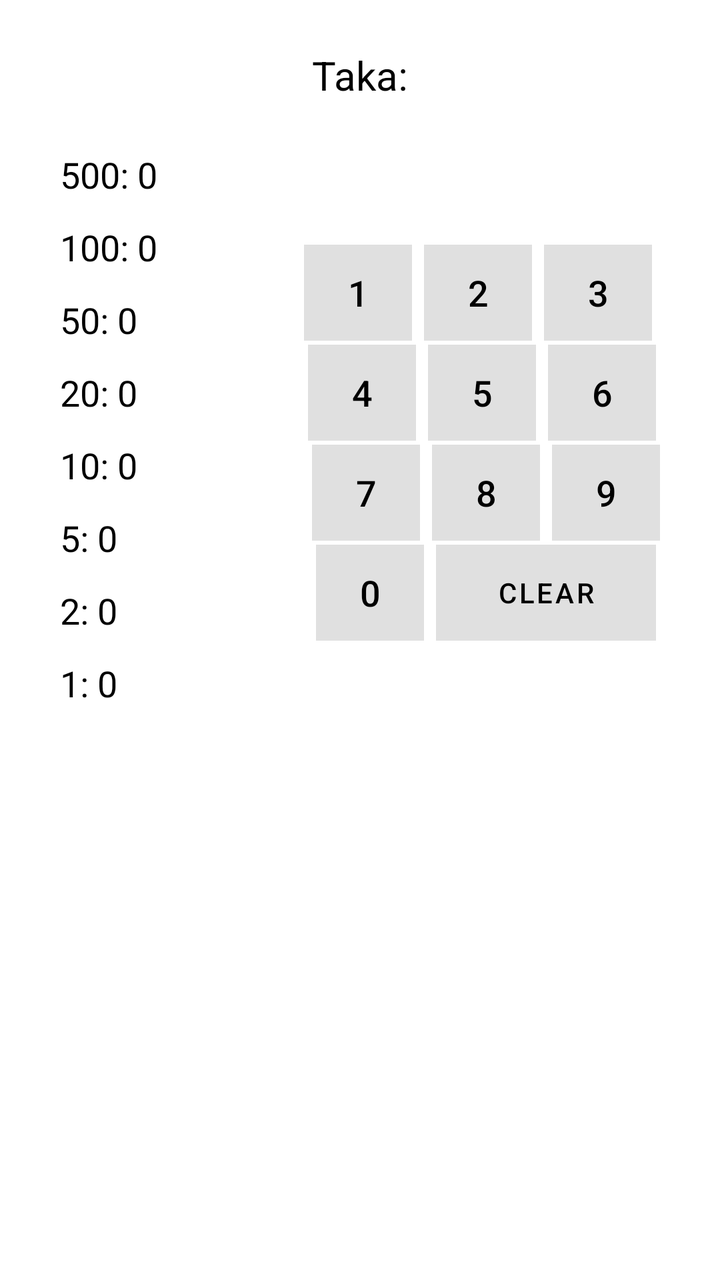
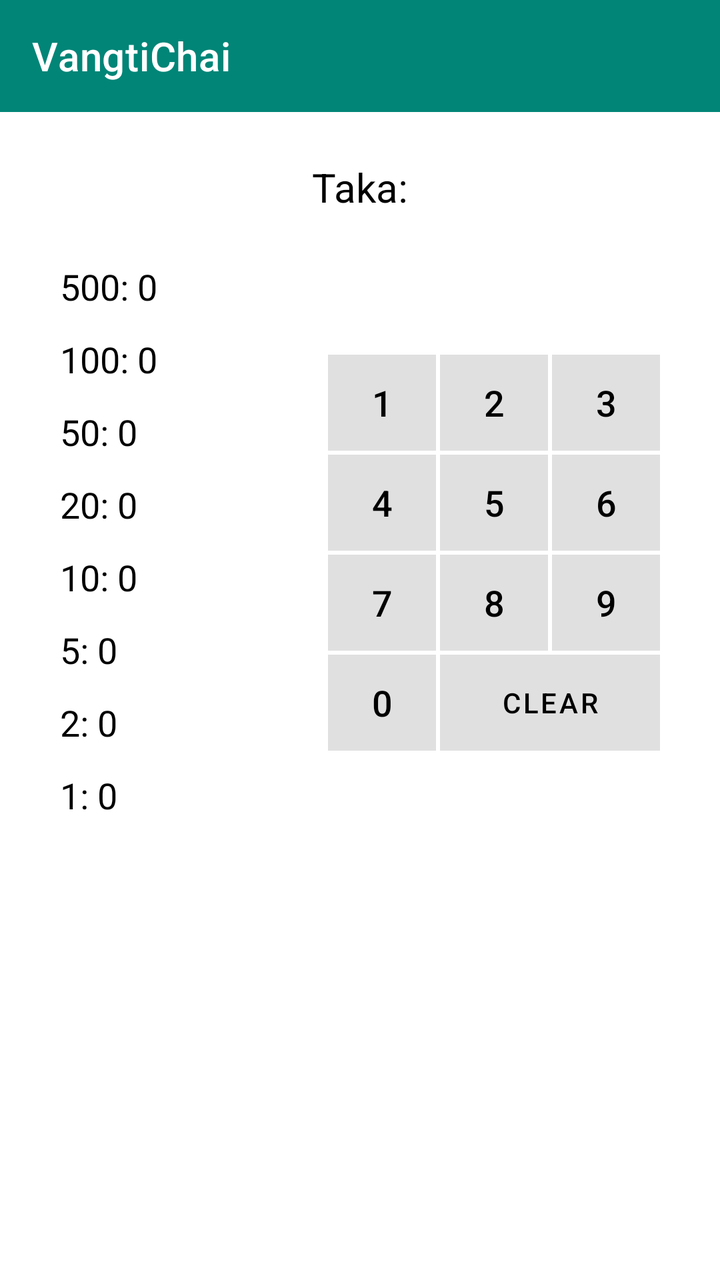

An Android layout rendered at two revisions. The XML below is the earlier revision; the diff shows what the commit changed to produce the second picture.
<!-- AndroidManifest.xml: application theme Theme.Assignment01 -->
<!-- res/layout/activity_main.xml -->
<?xml version="1.0" encoding="utf-8"?>
<androidx.constraintlayout.widget.ConstraintLayout xmlns:android="http://schemas.android.com/apk/res/android"
    xmlns:app="http://schemas.android.com/apk/res-auto"
    xmlns:tools="http://schemas.android.com/tools"
    android:layout_width="match_parent"
    android:layout_height="match_parent"
    android:paddingStart="@dimen/screen_margin_left_right"
    android:paddingTop="@dimen/screen_margin_top"
    android:paddingEnd="@dimen/screen_margin_left_right"
    android:paddingBottom="@dimen/screen_margin_bottom"
    tools:context=".MainActivity">

    
    <TextView
        android:id="@+id/tvTakaDisplay"
        android:layout_width="wrap_content"
        android:layout_height="wrap_content"
        android:text="@string/taka_label_empty"
        android:textColor="@color/black"
        android:textSize="@dimen/taka_text_size"
        app:layout_constraintEnd_toEndOf="parent"
        app:layout_constraintStart_toStartOf="parent"
        app:layout_constraintTop_toTopOf="parent" />

    
    <LinearLayout
        android:id="@+id/llNotesList"
        android:layout_width="wrap_content"
        android:layout_height="wrap_content"
        android:layout_marginTop="@dimen/taka_margin_bottom"
        android:orientation="vertical"
        app:layout_constraintStart_toStartOf="parent"
        app:layout_constraintTop_toBottomOf="@id/tvTakaDisplay">

        <TextView
            android:id="@+id/tvNote500"
            android:layout_width="wrap_content"
            android:layout_height="wrap_content"
            android:layout_marginBottom="@dimen/note_margin_bottom"
            android:text="@string/note_500_init"
            android:textColor="@color/black"
            android:textSize="@dimen/note_text_size" />

        <TextView
            android:id="@+id/tvNote100"
            android:layout_width="wrap_content"
            android:layout_height="wrap_content"
            android:layout_marginBottom="@dimen/note_margin_bottom"
            android:text="@string/note_100_init"
            android:textColor="@color/black"
            android:textSize="@dimen/note_text_size" />

        <TextView
            android:id="@+id/tvNote50"
            android:layout_width="wrap_content"
            android:layout_height="wrap_content"
            android:layout_marginBottom="@dimen/note_margin_bottom"
            android:text="@string/note_50_init"
            android:textColor="@color/black"
            android:textSize="@dimen/note_text_size" />

        <TextView
            android:id="@+id/tvNote20"
            android:layout_width="wrap_content"
            android:layout_height="wrap_content"
            android:layout_marginBottom="@dimen/note_margin_bottom"
            android:text="@string/note_20_init"
            android:textColor="@color/black"
            android:textSize="@dimen/note_text_size" />

        <TextView
            android:id="@+id/tvNote10"
            android:layout_width="wrap_content"
            android:layout_height="wrap_content"
            android:layout_marginBottom="@dimen/note_margin_bottom"
            android:text="@string/note_10_init"
            android:textColor="@color/black"
            android:textSize="@dimen/note_text_size" />

        <TextView
            android:id="@+id/tvNote5"
            android:layout_width="wrap_content"
            android:layout_height="wrap_content"
            android:layout_marginBottom="@dimen/note_margin_bottom"
            android:text="@string/note_5_init"
            android:textColor="@color/black"
            android:textSize="@dimen/note_text_size" />

        <TextView
            android:id="@+id/tvNote2"
            android:layout_width="wrap_content"
            android:layout_height="wrap_content"
            android:layout_marginBottom="@dimen/note_margin_bottom"
            android:text="@string/note_2_init"
            android:textColor="@color/black"
            android:textSize="@dimen/note_text_size" />

        <TextView
            android:id="@+id/tvNote1"
            android:layout_width="wrap_content"
            android:layout_height="wrap_content"
            android:layout_marginBottom="@dimen/note_margin_bottom"
            android:text="@string/note_1_init"
            android:textColor="@color/black"
            android:textSize="@dimen/note_text_size" />
    </LinearLayout>

    
    <androidx.constraintlayout.widget.ConstraintLayout
        android:id="@+id/clKeypad"
        android:layout_width="wrap_content"
        android:layout_height="wrap_content"
        app:layout_constraintBottom_toBottomOf="@id/llNotesList"
        app:layout_constraintEnd_toEndOf="parent"
        app:layout_constraintTop_toTopOf="@id/llNotesList">

        
        <com.google.android.material.button.MaterialButton
            android:id="@+id/btn1"
            style="@style/Widget.MaterialComponents.Button.UnelevatedButton"
            android:layout_width="@dimen/keypad_button_width"
            android:layout_height="@dimen/keypad_button_height"
            android:layout_margin="@dimen/keypad_button_margin"
            android:backgroundTint="@color/keypad_btn_bg"
            android:insetTop="@dimen/btn_inset"
            android:insetBottom="@dimen/btn_inset"
            android:padding="@dimen/btn_padding"
            android:text="@string/digit_1"
            android:textColor="@color/keypad_btn_text"
            android:textSize="@dimen/keypad_text_size"
            app:cornerRadius="@dimen/btn_corner_radius"
            app:layout_constraintEnd_toStartOf="@id/btn2"
            app:layout_constraintStart_toStartOf="parent"
            app:layout_constraintTop_toTopOf="parent" />

        <com.google.android.material.button.MaterialButton
            android:id="@+id/btn2"
            style="@style/Widget.MaterialComponents.Button.UnelevatedButton"
            android:layout_width="@dimen/keypad_button_width"
            android:layout_height="@dimen/keypad_button_height"
            android:layout_margin="@dimen/keypad_button_margin"
            android:backgroundTint="@color/keypad_btn_bg"
            android:insetTop="@dimen/btn_inset"
            android:insetBottom="@dimen/btn_inset"
            android:padding="@dimen/btn_padding"
            android:text="@string/digit_2"
            android:textColor="@color/keypad_btn_text"
            android:textSize="@dimen/keypad_text_size"
            app:cornerRadius="@dimen/btn_corner_radius"
            app:layout_constraintEnd_toStartOf="@id/btn3"
            app:layout_constraintStart_toEndOf="@id/btn1"
            app:layout_constraintTop_toTopOf="parent" />

        <com.google.android.material.button.MaterialButton
            android:id="@+id/btn3"
            style="@style/Widget.MaterialComponents.Button.UnelevatedButton"
            android:layout_width="@dimen/keypad_button_width"
            android:layout_height="@dimen/keypad_button_height"
            android:layout_margin="@dimen/keypad_button_margin"
            android:backgroundTint="@color/keypad_btn_bg"
            android:insetTop="@dimen/btn_inset"
            android:insetBottom="@dimen/btn_inset"
            android:padding="@dimen/btn_padding"
            android:text="@string/digit_3"
            android:textColor="@color/keypad_btn_text"
            android:textSize="@dimen/keypad_text_size"
            app:cornerRadius="@dimen/btn_corner_radius"
            app:layout_constraintEnd_toEndOf="parent"
            app:layout_constraintStart_toEndOf="@id/btn2"
            app:layout_constraintTop_toTopOf="parent" />

        
        <com.google.android.material.button.MaterialButton
            android:id="@+id/btn4"
            style="@style/Widget.MaterialComponents.Button.UnelevatedButton"
            android:layout_width="@dimen/keypad_button_width"
            android:layout_height="@dimen/keypad_button_height"
            android:layout_margin="@dimen/keypad_button_margin"
            android:backgroundTint="@color/keypad_btn_bg"
            android:insetTop="@dimen/btn_inset"
            android:insetBottom="@dimen/btn_inset"
            android:padding="@dimen/btn_padding"
            android:text="@string/digit_4"
            android:textColor="@color/keypad_btn_text"
            android:textSize="@dimen/keypad_text_size"
            app:cornerRadius="@dimen/btn_corner_radius"
            app:layout_constraintStart_toStartOf="@id/btn1"
            app:layout_constraintTop_toBottomOf="@id/btn1" />

        <com.google.android.material.button.MaterialButton
            android:id="@+id/btn5"
            style="@style/Widget.MaterialComponents.Button.UnelevatedButton"
            android:layout_width="@dimen/keypad_button_width"
            android:layout_height="@dimen/keypad_button_height"
            android:layout_margin="@dimen/keypad_button_margin"
            android:backgroundTint="@color/keypad_btn_bg"
            android:insetTop="@dimen/btn_inset"
            android:insetBottom="@dimen/btn_inset"
            android:padding="@dimen/btn_padding"
            android:text="@string/digit_5"
            android:textColor="@color/keypad_btn_text"
            android:textSize="@dimen/keypad_text_size"
            app:cornerRadius="@dimen/btn_corner_radius"
            app:layout_constraintStart_toStartOf="@id/btn2"
            app:layout_constraintTop_toBottomOf="@id/btn2" />

        <com.google.android.material.button.MaterialButton
            android:id="@+id/btn6"
            style="@style/Widget.MaterialComponents.Button.UnelevatedButton"
            android:layout_width="@dimen/keypad_button_width"
            android:layout_height="@dimen/keypad_button_height"
            android:layout_margin="@dimen/keypad_button_margin"
            android:backgroundTint="@color/keypad_btn_bg"
            android:insetTop="@dimen/btn_inset"
            android:insetBottom="@dimen/btn_inset"
            android:padding="@dimen/btn_padding"
            android:text="@string/digit_6"
            android:textColor="@color/keypad_btn_text"
            android:textSize="@dimen/keypad_text_size"
            app:cornerRadius="@dimen/btn_corner_radius"
            app:layout_constraintStart_toStartOf="@id/btn3"
            app:layout_constraintTop_toBottomOf="@id/btn3" />

        
        <com.google.android.material.button.MaterialButton
            android:id="@+id/btn7"
            style="@style/Widget.MaterialComponents.Button.UnelevatedButton"
            android:layout_width="@dimen/keypad_button_width"
            android:layout_height="@dimen/keypad_button_height"
            android:layout_margin="@dimen/keypad_button_margin"
            android:backgroundTint="@color/keypad_btn_bg"
            android:insetTop="@dimen/btn_inset"
            android:insetBottom="@dimen/btn_inset"
            android:padding="@dimen/btn_padding"
            android:text="@string/digit_7"
            android:textColor="@color/keypad_btn_text"
            android:textSize="@dimen/keypad_text_size"
            app:cornerRadius="@dimen/btn_corner_radius"
            app:layout_constraintStart_toStartOf="@id/btn4"
            app:layout_constraintTop_toBottomOf="@id/btn4" />

        <com.google.android.material.button.MaterialButton
            android:id="@+id/btn8"
            style="@style/Widget.MaterialComponents.Button.UnelevatedButton"
            android:layout_width="@dimen/keypad_button_width"
            android:layout_height="@dimen/keypad_button_height"
            android:layout_margin="@dimen/keypad_button_margin"
            android:backgroundTint="@color/keypad_btn_bg"
            android:insetTop="@dimen/btn_inset"
            android:insetBottom="@dimen/btn_inset"
            android:padding="@dimen/btn_padding"
            android:text="@string/digit_8"
            android:textColor="@color/keypad_btn_text"
            android:textSize="@dimen/keypad_text_size"
            app:cornerRadius="@dimen/btn_corner_radius"
            app:layout_constraintStart_toStartOf="@id/btn5"
            app:layout_constraintTop_toBottomOf="@id/btn5" />

        <com.google.android.material.button.MaterialButton
            android:id="@+id/btn9"
            style="@style/Widget.MaterialComponents.Button.UnelevatedButton"
            android:layout_width="@dimen/keypad_button_width"
            android:layout_height="@dimen/keypad_button_height"
            android:layout_margin="@dimen/keypad_button_margin"
            android:backgroundTint="@color/keypad_btn_bg"
            android:insetTop="@dimen/btn_inset"
            android:insetBottom="@dimen/btn_inset"
            android:padding="@dimen/btn_padding"
            android:text="@string/digit_9"
            android:textColor="@color/keypad_btn_text"
            android:textSize="@dimen/keypad_text_size"
            app:cornerRadius="@dimen/btn_corner_radius"
            app:layout_constraintStart_toStartOf="@id/btn6"
            app:layout_constraintTop_toBottomOf="@id/btn6" />

        
        <com.google.android.material.button.MaterialButton
            android:id="@+id/btn0"
            style="@style/Widget.MaterialComponents.Button.UnelevatedButton"
            android:layout_width="@dimen/keypad_button_width"
            android:layout_height="@dimen/keypad_button_height"
            android:layout_margin="@dimen/keypad_button_margin"
            android:backgroundTint="@color/keypad_btn_bg"
            android:insetTop="@dimen/btn_inset"
            android:insetBottom="@dimen/btn_inset"
            android:padding="@dimen/btn_padding"
            android:text="@string/digit_0"
            android:textColor="@color/keypad_btn_text"
            android:textSize="@dimen/keypad_text_size"
            app:cornerRadius="@dimen/btn_corner_radius"
            app:layout_constraintStart_toStartOf="@id/btn7"
            app:layout_constraintTop_toBottomOf="@id/btn7" />

        <com.google.android.material.button.MaterialButton
            android:id="@+id/btnClear"
            style="@style/Widget.MaterialComponents.Button.UnelevatedButton"
            android:layout_width="0dp"
            android:layout_height="@dimen/keypad_button_height"
            android:layout_margin="@dimen/keypad_button_margin"
            android:backgroundTint="@color/keypad_btn_bg"
            android:insetTop="@dimen/btn_inset"
            android:insetBottom="@dimen/btn_inset"
            android:padding="@dimen/btn_padding"
            android:text="@string/btn_clear"
            android:textColor="@color/keypad_btn_text"
            android:textSize="@dimen/keypad_clear_text_size"
            app:cornerRadius="@dimen/btn_corner_radius"
            app:layout_constraintEnd_toEndOf="@id/btn9"
            app:layout_constraintStart_toStartOf="@id/btn8"
            app:layout_constraintTop_toBottomOf="@id/btn8" />

    </androidx.constraintlayout.widget.ConstraintLayout>

</androidx.constraintlayout.widget.ConstraintLayout>
<!-- resources referenced by this layout -->
<resources>
  <color name="black">#000000</color>
  <color name="keypad_btn_bg">#E0E0E0</color>
  <color name="keypad_btn_text">#000000</color>
  <dimen name="btn_corner_radius">0dp</dimen>
  <dimen name="btn_inset">0dp</dimen>
  <dimen name="btn_padding">0dp</dimen>
  <dimen name="keypad_button_height">48dp</dimen>
  <dimen name="keypad_button_margin">2dp</dimen>
  <dimen name="keypad_button_width">54dp</dimen>
  <dimen name="keypad_clear_text_size">14sp</dimen>
  <dimen name="keypad_text_size">18sp</dimen>
  <dimen name="note_margin_bottom">12dp</dimen>
  <dimen name="note_text_size">18sp</dimen>
  <dimen name="screen_margin_bottom">16dp</dimen>
  <dimen name="screen_margin_left_right">30dp</dimen>
  <dimen name="screen_margin_top">24dp</dimen>
  <dimen name="taka_margin_bottom">24dp</dimen>
  <dimen name="taka_text_size">20sp</dimen>
  <string name="btn_clear">CLEAR</string>
  <string name="digit_0">0</string>
  <string name="digit_1">1</string>
  <string name="digit_2">2</string>
  <string name="digit_3">3</string>
  <string name="digit_4">4</string>
  <string name="digit_5">5</string>
  <string name="digit_6">6</string>
  <string name="digit_7">7</string>
  <string name="digit_8">8</string>
  <string name="digit_9">9</string>
  <string name="note_100_init">100: 0</string>
  <string name="note_10_init">10: 0</string>
  <string name="note_1_init">1: 0</string>
  <string name="note_20_init">20: 0</string>
  <string name="note_2_init">2: 0</string>
  <string name="note_500_init">500: 0</string>
  <string name="note_50_init">50: 0</string>
  <string name="note_5_init">5: 0</string>
  <string name="taka_label_empty">Taka:</string>
  <style name="Theme.Assignment01" parent="Theme.MaterialComponents.DayNight.DarkActionBar">
          
          <item name="colorPrimary">@color/teal_primary</item>
          <item name="colorPrimaryVariant">@color/teal_primary_dark</item>
          <item name="colorOnPrimary">@color/white</item>
          
          <item name="colorSecondary">@color/teal_accent</item>
          <item name="colorOnSecondary">@color/white</item>
          
          <item name="android:statusBarColor">?attr/colorPrimaryVariant</item>
      </style>
  <color name="teal_primary">#008577</color>
  <color name="teal_primary_dark">#00574B</color>
  <color name="white">#FFFFFF</color>
  <color name="teal_accent">#004D40</color>
</resources>

<!-- the commit's change to res/layout/activity_main.xml (unified diff, before → after) -->
@@ -4,29 +4,40 @@
     xmlns:tools="http://schemas.android.com/tools"
     android:layout_width="match_parent"
     android:layout_height="match_parent"
-    android:paddingStart="@dimen/screen_margin_left_right"
-    android:paddingTop="@dimen/screen_margin_top"
-    android:paddingEnd="@dimen/screen_margin_left_right"
-    android:paddingBottom="@dimen/screen_margin_bottom"
+    android:fitsSystemWindows="true"
     tools:context=".MainActivity">
+
+    
+    <com.google.android.material.appbar.MaterialToolbar
+        android:id="@+id/toolbar"
+        android:layout_width="0dp"
+        android:layout_height="@dimen/toolbar_height"
+        android:background="?attr/colorPrimary"
+        app:title="@string/app_name"
+        app:titleTextColor="@color/white"
+        app:layout_constraintEnd_toEndOf="parent"
+        app:layout_constraintStart_toStartOf="parent"
+        app:layout_constraintTop_toTopOf="parent" />
 
     
     <TextView
         android:id="@+id/tvTakaDisplay"
         android:layout_width="wrap_content"
         android:layout_height="wrap_content"
+        android:layout_marginTop="@dimen/screen_margin_top"
         android:text="@string/taka_label_empty"
         android:textColor="@color/black"
         android:textSize="@dimen/taka_text_size"
         app:layout_constraintEnd_toEndOf="parent"
         app:layout_constraintStart_toStartOf="parent"
-        app:layout_constraintTop_toTopOf="parent" />
+        app:layout_constraintTop_toBottomOf="@id/toolbar" />
 
     
     <LinearLayout
         android:id="@+id/llNotesList"
         android:layout_width="wrap_content"
         android:layout_height="wrap_content"
+        android:layout_marginStart="@dimen/screen_margin_left_right"
         android:layout_marginTop="@dimen/taka_margin_bottom"
         android:orientation="vertical"
         app:layout_constraintStart_toStartOf="parent"
@@ -110,6 +121,7 @@
         android:id="@+id/clKeypad"
         android:layout_width="wrap_content"
         android:layout_height="wrap_content"
+        android:layout_marginEnd="@dimen/screen_margin_left_right"
         app:layout_constraintBottom_toBottomOf="@id/llNotesList"
         app:layout_constraintEnd_toEndOf="parent"
         app:layout_constraintTop_toTopOf="@id/llNotesList">
@@ -120,16 +132,17 @@
             style="@style/Widget.MaterialComponents.Button.UnelevatedButton"
             android:layout_width="@dimen/keypad_button_width"
             android:layout_height="@dimen/keypad_button_height"
-            android:layout_margin="@dimen/keypad_button_margin"
-            android:backgroundTint="@color/keypad_btn_bg"
-            android:insetTop="@dimen/btn_inset"
-            android:insetBottom="@dimen/btn_inset"
-            android:padding="@dimen/btn_padding"
+            android:layout_marginEnd="@dimen/keypad_button_margin"
+            android:layout_marginBottom="@dimen/keypad_button_margin"
+            android:backgroundTint="@color/keypad_btn_bg"
+            android:insetTop="@dimen/btn_inset"
+            android:insetBottom="@dimen/btn_inset"
+            android:padding="@dimen/btn_padding"
+            android:stateListAnimator="@null"
             android:text="@string/digit_1"
             android:textColor="@color/keypad_btn_text"
             android:textSize="@dimen/keypad_text_size"
             app:cornerRadius="@dimen/btn_corner_radius"
-            app:layout_constraintEnd_toStartOf="@id/btn2"
             app:layout_constraintStart_toStartOf="parent"
             app:layout_constraintTop_toTopOf="parent" />
 
@@ -138,16 +151,18 @@
             style="@style/Widget.MaterialComponents.Button.UnelevatedButton"
             android:layout_width="@dimen/keypad_button_width"
             android:layout_height="@dimen/keypad_button_height"
-            android:layout_margin="@dimen/keypad_button_margin"
-            android:backgroundTint="@color/keypad_btn_bg"
-            android:insetTop="@dimen/btn_inset"
-            android:insetBottom="@dimen/btn_inset"
-            android:padding="@dimen/btn_padding"
+            android:layout_marginStart="@dimen/keypad_button_margin"
+            android:layout_marginEnd="@dimen/keypad_button_margin"
+            android:layout_marginBottom="@dimen/keypad_button_margin"
+            android:backgroundTint="@color/keypad_btn_bg"
+            android:insetTop="@dimen/btn_inset"
+            android:insetBottom="@dimen/btn_inset"
+            android:padding="@dimen/btn_padding"
+            android:stateListAnimator="@null"
             android:text="@string/digit_2"
             android:textColor="@color/keypad_btn_text"
             android:textSize="@dimen/keypad_text_size"
             app:cornerRadius="@dimen/btn_corner_radius"
-            app:layout_constraintEnd_toStartOf="@id/btn3"
             app:layout_constraintStart_toEndOf="@id/btn1"
             app:layout_constraintTop_toTopOf="parent" />
 
@@ -156,11 +171,13 @@
             style="@style/Widget.MaterialComponents.Button.UnelevatedButton"
             android:layout_width="@dimen/keypad_button_width"
             android:layout_height="@dimen/keypad_button_height"
-            android:layout_margin="@dimen/keypad_button_margin"
-            android:backgroundTint="@color/keypad_btn_bg"
-            android:insetTop="@dimen/btn_inset"
-            android:insetBottom="@dimen/btn_inset"
-            android:padding="@dimen/btn_padding"
+            android:layout_marginStart="@dimen/keypad_button_margin"
+            android:layout_marginBottom="@dimen/keypad_button_margin"
+            android:backgroundTint="@color/keypad_btn_bg"
+            android:insetTop="@dimen/btn_inset"
+            android:insetBottom="@dimen/btn_inset"
+            android:padding="@dimen/btn_padding"
+            android:stateListAnimator="@null"
             android:text="@string/digit_3"
             android:textColor="@color/keypad_btn_text"
             android:textSize="@dimen/keypad_text_size"
@@ -175,15 +192,18 @@
             style="@style/Widget.MaterialComponents.Button.UnelevatedButton"
             android:layout_width="@dimen/keypad_button_width"
             android:layout_height="@dimen/keypad_button_height"
-            android:layout_margin="@dimen/keypad_button_margin"
-            android:backgroundTint="@color/keypad_btn_bg"
-            android:insetTop="@dimen/btn_inset"
-            android:insetBottom="@dimen/btn_inset"
-            android:padding="@dimen/btn_padding"
+            android:layout_marginTop="@dimen/keypad_button_margin"
+            android:layout_marginBottom="@dimen/keypad_button_margin"
+            android:backgroundTint="@color/keypad_btn_bg"
+            android:insetTop="@dimen/btn_inset"
+            android:insetBottom="@dimen/btn_inset"
+            android:padding="@dimen/btn_padding"
+            android:stateListAnimator="@null"
             android:text="@string/digit_4"
             android:textColor="@color/keypad_btn_text"
             android:textSize="@dimen/keypad_text_size"
             app:cornerRadius="@dimen/btn_corner_radius"
+            app:layout_constraintEnd_toEndOf="@id/btn1"
             app:layout_constraintStart_toStartOf="@id/btn1"
             app:layout_constraintTop_toBottomOf="@id/btn1" />
 
@@ -192,15 +212,18 @@
             style="@style/Widget.MaterialComponents.Button.UnelevatedButton"
             android:layout_width="@dimen/keypad_button_width"
             android:layout_height="@dimen/keypad_button_height"
-            android:layout_margin="@dimen/keypad_button_margin"
-            android:backgroundTint="@color/keypad_btn_bg"
-            android:insetTop="@dimen/btn_inset"
-            android:insetBottom="@dimen/btn_inset"
-            android:padding="@dimen/btn_padding"
+            android:layout_marginTop="@dimen/keypad_button_margin"
+            android:layout_marginBottom="@dimen/keypad_button_margin"
+            android:backgroundTint="@color/keypad_btn_bg"
+            android:insetTop="@dimen/btn_inset"
+            android:insetBottom="@dimen/btn_inset"
+            android:padding="@dimen/btn_padding"
+            android:stateListAnimator="@null"
             android:text="@string/digit_5"
             android:textColor="@color/keypad_btn_text"
             android:textSize="@dimen/keypad_text_size"
             app:cornerRadius="@dimen/btn_corner_radius"
+            app:layout_constraintEnd_toEndOf="@id/btn2"
             app:layout_constraintStart_toStartOf="@id/btn2"
             app:layout_constraintTop_toBottomOf="@id/btn2" />
 
@@ -209,15 +232,18 @@
             style="@style/Widget.MaterialComponents.Button.UnelevatedButton"
             android:layout_width="@dimen/keypad_button_width"
             android:layout_height="@dimen/keypad_button_height"
-            android:layout_margin="@dimen/keypad_button_margin"
-            android:backgroundTint="@color/keypad_btn_bg"
-            android:insetTop="@dimen/btn_inset"
-            android:insetBottom="@dimen/btn_inset"
-            android:padding="@dimen/btn_padding"
+            android:layout_marginTop="@dimen/keypad_button_margin"
+            android:layout_marginBottom="@dimen/keypad_button_margin"
+            android:backgroundTint="@color/keypad_btn_bg"
+            android:insetTop="@dimen/btn_inset"
+            android:insetBottom="@dimen/btn_inset"
+            android:padding="@dimen/btn_padding"
+            android:stateListAnimator="@null"
             android:text="@string/digit_6"
             android:textColor="@color/keypad_btn_text"
             android:textSize="@dimen/keypad_text_size"
             app:cornerRadius="@dimen/btn_corner_radius"
+            app:layout_constraintEnd_toEndOf="@id/btn3"
             app:layout_constraintStart_toStartOf="@id/btn3"
             app:layout_constraintTop_toBottomOf="@id/btn3" />
 
@@ -227,16 +253,19 @@
             style="@style/Widget.MaterialComponents.Button.UnelevatedButton"
             android:layout_width="@dimen/keypad_button_width"
             android:layout_height="@dimen/keypad_button_height"
-            android:layout_margin="@dimen/keypad_button_margin"
-            android:backgroundTint="@color/keypad_btn_bg"
-            android:insetTop="@dimen/btn_inset"
-            android:insetBottom="@dimen/btn_inset"
-            android:padding="@dimen/btn_padding"
+            android:layout_marginTop="@dimen/keypad_button_margin"
+            android:layout_marginBottom="@dimen/keypad_button_margin"
+            android:backgroundTint="@color/keypad_btn_bg"
+            android:insetTop="@dimen/btn_inset"
+            android:insetBottom="@dimen/btn_inset"
+            android:padding="@dimen/btn_padding"
+            android:stateListAnimator="@null"
             android:text="@string/digit_7"
             android:textColor="@color/keypad_btn_text"
             android:textSize="@dimen/keypad_text_size"
             app:cornerRadius="@dimen/btn_corner_radius"
-            app:layout_constraintStart_toStartOf="@id/btn4"
+            app:layout_constraintEnd_toEndOf="@id/btn1"
+            app:layout_constraintStart_toStartOf="@id/btn1"
             app:layout_constraintTop_toBottomOf="@id/btn4" />
 
         <com.google.android.material.button.MaterialButton
@@ -244,16 +273,19 @@
             style="@style/Widget.MaterialComponents.Button.UnelevatedButton"
             android:layout_width="@dimen/keypad_button_width"
             android:layout_height="@dimen/keypad_button_height"
-            android:layout_margin="@dimen/keypad_button_margin"
-            android:backgroundTint="@color/keypad_btn_bg"
-            android:insetTop="@dimen/btn_inset"
-            android:insetBottom="@dimen/btn_inset"
-            android:padding="@dimen/btn_padding"
+            android:layout_marginTop="@dimen/keypad_button_margin"
+            android:layout_marginBottom="@dimen/keypad_button_margin"
+            android:backgroundTint="@color/keypad_btn_bg"
+            android:insetTop="@dimen/btn_inset"
+            android:insetBottom="@dimen/btn_inset"
+            android:padding="@dimen/btn_padding"
+            android:stateListAnimator="@null"
             android:text="@string/digit_8"
             android:textColor="@color/keypad_btn_text"
             android:textSize="@dimen/keypad_text_size"
             app:cornerRadius="@dimen/btn_corner_radius"
-            app:layout_constraintStart_toStartOf="@id/btn5"
+            app:layout_constraintEnd_toEndOf="@id/btn2"
+            app:layout_constraintStart_toStartOf="@id/btn2"
             app:layout_constraintTop_toBottomOf="@id/btn5" />
 
         <com.google.android.material.button.MaterialButton
@@ -261,16 +293,19 @@
             style="@style/Widget.MaterialComponents.Button.UnelevatedButton"
             android:layout_width="@dimen/keypad_button_width"
             android:layout_height="@dimen/keypad_button_height"
-            android:layout_margin="@dimen/keypad_button_margin"
-            android:backgroundTint="@color/keypad_btn_bg"
-            android:insetTop="@dimen/btn_inset"
-            android:insetBottom="@dimen/btn_inset"
-            android:padding="@dimen/btn_padding"
+            android:layout_marginTop="@dimen/keypad_button_margin"
+            android:layout_marginBottom="@dimen/keypad_button_margin"
+            android:backgroundTint="@color/keypad_btn_bg"
+            android:insetTop="@dimen/btn_inset"
+            android:insetBottom="@dimen/btn_inset"
+            android:padding="@dimen/btn_padding"
+            android:stateListAnimator="@null"
             android:text="@string/digit_9"
             android:textColor="@color/keypad_btn_text"
             android:textSize="@dimen/keypad_text_size"
             app:cornerRadius="@dimen/btn_corner_radius"
-            app:layout_constraintStart_toStartOf="@id/btn6"
+            app:layout_constraintEnd_toEndOf="@id/btn3"
+            app:layout_constraintStart_toStartOf="@id/btn3"
             app:layout_constraintTop_toBottomOf="@id/btn6" />
 
         
@@ -279,16 +314,19 @@
             style="@style/Widget.MaterialComponents.Button.UnelevatedButton"
             android:layout_width="@dimen/keypad_button_width"
             android:layout_height="@dimen/keypad_button_height"
-            android:layout_margin="@dimen/keypad_button_margin"
-            android:backgroundTint="@color/keypad_btn_bg"
-            android:insetTop="@dimen/btn_inset"
-            android:insetBottom="@dimen/btn_inset"
-            android:padding="@dimen/btn_padding"
+            android:layout_marginTop="@dimen/keypad_button_margin"
+            android:backgroundTint="@color/keypad_btn_bg"
+            android:insetTop="@dimen/btn_inset"
+            android:insetBottom="@dimen/btn_inset"
+            android:padding="@dimen/btn_padding"
+            android:stateListAnimator="@null"
             android:text="@string/digit_0"
             android:textColor="@color/keypad_btn_text"
             android:textSize="@dimen/keypad_text_size"
             app:cornerRadius="@dimen/btn_corner_radius"
-            app:layout_constraintStart_toStartOf="@id/btn7"
+            app:layout_constraintBottom_toBottomOf="parent"
+            app:layout_constraintEnd_toEndOf="@id/btn1"
+            app:layout_constraintStart_toStartOf="@id/btn1"
             app:layout_constraintTop_toBottomOf="@id/btn7" />
 
         <com.google.android.material.button.MaterialButton
@@ -296,17 +334,19 @@
             style="@style/Widget.MaterialComponents.Button.UnelevatedButton"
             android:layout_width="0dp"
             android:layout_height="@dimen/keypad_button_height"
-            android:layout_margin="@dimen/keypad_button_margin"
-            android:backgroundTint="@color/keypad_btn_bg"
-            android:insetTop="@dimen/btn_inset"
-            android:insetBottom="@dimen/btn_inset"
-            android:padding="@dimen/btn_padding"
+            android:layout_marginTop="@dimen/keypad_button_margin"
+            android:backgroundTint="@color/keypad_btn_bg"
+            android:insetTop="@dimen/btn_inset"
+            android:insetBottom="@dimen/btn_inset"
+            android:padding="@dimen/btn_padding"
+            android:stateListAnimator="@null"
             android:text="@string/btn_clear"
             android:textColor="@color/keypad_btn_text"
             android:textSize="@dimen/keypad_clear_text_size"
             app:cornerRadius="@dimen/btn_corner_radius"
-            app:layout_constraintEnd_toEndOf="@id/btn9"
-            app:layout_constraintStart_toStartOf="@id/btn8"
+            app:layout_constraintBottom_toBottomOf="parent"
+            app:layout_constraintEnd_toEndOf="@id/btn3"
+            app:layout_constraintStart_toStartOf="@id/btn2"
             app:layout_constraintTop_toBottomOf="@id/btn8" />
 
     </androidx.constraintlayout.widget.ConstraintLayout>
<!-- resource entries referenced after the edit -->
@@ -13,11 +13,12 @@
   <dimen name="keypad_text_size">18sp</dimen>
   <dimen name="note_margin_bottom">12dp</dimen>
   <dimen name="note_text_size">18sp</dimen>
-  <dimen name="screen_margin_bottom">16dp</dimen>
   <dimen name="screen_margin_left_right">30dp</dimen>
   <dimen name="screen_margin_top">24dp</dimen>
   <dimen name="taka_margin_bottom">24dp</dimen>
   <dimen name="taka_text_size">20sp</dimen>
+  <dimen name="toolbar_height">56dp</dimen>
+  <string name="app_name">VangtiChai</string>
   <string name="btn_clear">CLEAR</string>
   <string name="digit_0">0</string>
   <string name="digit_1">1</string>
@@ -38,7 +39,7 @@
   <string name="note_50_init">50: 0</string>
   <string name="note_5_init">5: 0</string>
   <string name="taka_label_empty">Taka:</string>
-  <style name="Theme.Assignment01" parent="Theme.MaterialComponents.DayNight.DarkActionBar">
+  <style name="Theme.Assignment01" parent="Theme.MaterialComponents.DayNight.NoActionBar">
           
           <item name="colorPrimary">@color/teal_primary</item>
           <item name="colorPrimaryVariant">@color/teal_primary_dark</item>
